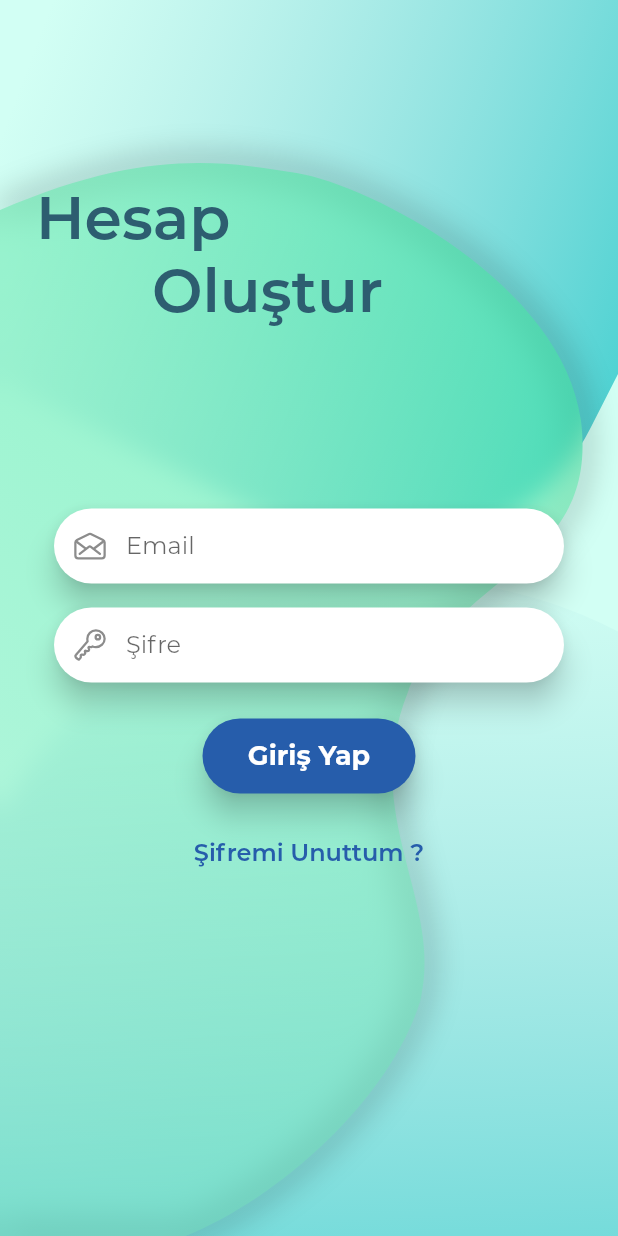
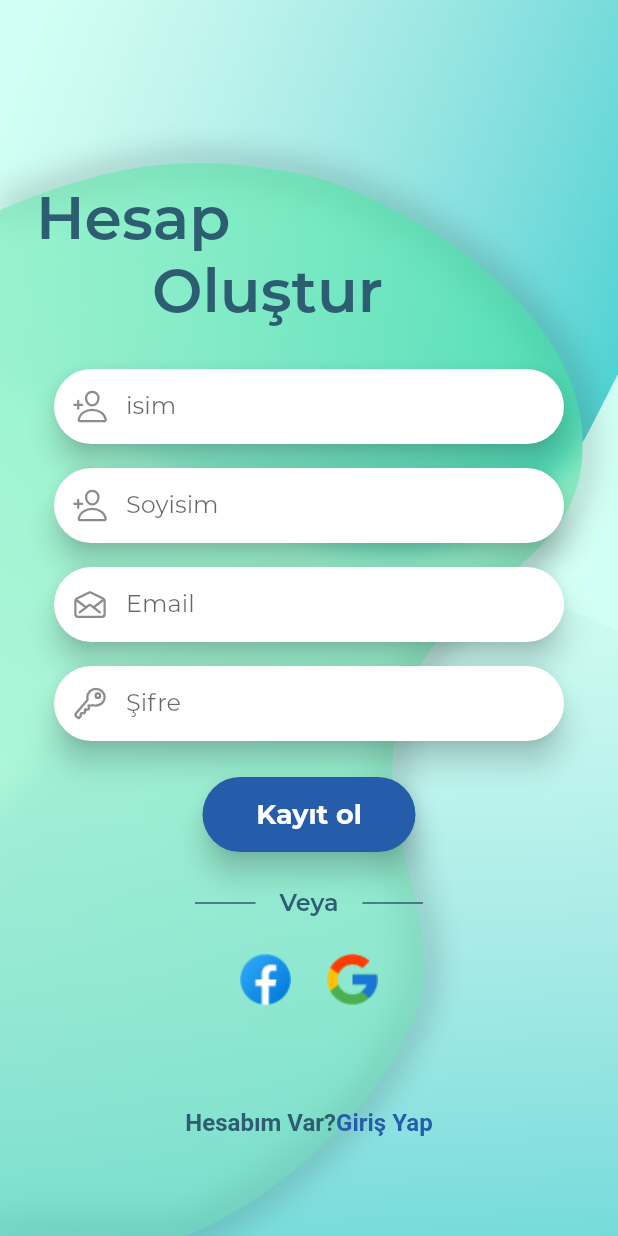
Before and after one commit to Umuterdem/Mobile-APP, a Flutter app: the screen it shows after launch, on a phone screen of 412 x 824 dp. Run offline on Flutter 3.47's test engine with Material 2 defaults, Android fonts, the phone set to English and light mode, and no system bars; our stand-ins replace ionicons.

Commit message:
create bottom_text.dart and update login_content.dart

```diff
--- /dev/null
+++ b/lib/screens/login_screen/components/center_widget/bottom_text.dart
@@ -0,0 +1,37 @@
+import 'package:app1/screens/login_screen/components/center_widget/login_content.dart';
+import 'package:app1/utils/constants.dart';
+import 'package:flutter/material.dart';
+
+class BottomText extends StatelessWidget {
+  final Screens screen;
+  const BottomText({super.key, required this.screen});
+
+  @override
+  Widget build(BuildContext context) {
+    return GestureDetector(
+      onTap: () {},
+      behavior: HitTestBehavior.opaque,
+      child: Padding(
+        padding: const EdgeInsets.all(16),
+        child: RichText(
+          text: TextSpan(
+              style: TextStyle(fontSize: 16, fontFamily: "Montserrat"),
+              children: [
+                TextSpan(
+                    text: screen == Screens.createAccount
+                        ? "Hesabım Var?"
+                        : "Hesabım Yok?",
+                    style: const TextStyle(
+                        color: kPrimayColor, fontWeight: FontWeight.w600)),
+                TextSpan(
+                    text: screen == Screens.createAccount
+                        ? "Giriş Yap"
+                        : "Kayıt Ol",
+                    style: const TextStyle(
+                        color: kSecondaryColor, fontWeight: FontWeight.w600))
+              ]),
+        ),
+      ),
+    );
+  }
+}
--- a/lib/screens/login_screen/components/center_widget/login_content.dart
+++ b/lib/screens/login_screen/components/center_widget/login_content.dart
@@ -1,3 +1,4 @@
+import 'package:app1/screens/login_screen/components/center_widget/bottom_text.dart';
 import 'package:app1/screens/login_screen/components/center_widget/top_text.dart';
 import 'package:app1/utils/constants.dart';
 import 'package:flutter/material.dart';
@@ -123,7 +124,7 @@ class Logincontent extends StatelessWidget {
               Column(
                   mainAxisAlignment: MainAxisAlignment.center,
                   crossAxisAlignment: CrossAxisAlignment.stretch,
-                  children: currentScreen == Screens.welcomeBack
+                  children: currentScreen == Screens.createAccount
                       ? [
                           inputField("isim", Ionicons.person_add_outline),
                           inputField("Soyisim", Ionicons.person_add_outline),
@@ -141,6 +142,13 @@ class Logincontent extends StatelessWidget {
                         ])
             ],
           ),
+        ),
+        const Align(
+          alignment: Alignment.bottomCenter,
+          child: Padding(
+            padding: EdgeInsets.only(bottom: 50),
+            child: BottomText(screen: currentScreen),
+          ),
         )
       ],
     );
--- a/pubspec.yaml
+++ b/pubspec.yaml
@@ -29,12 +29,13 @@ environment:
 dependencies:
   flutter:
     sdk: flutter
-  ionicons: ^0.1.2
+
 
 
   # The following adds the Cupertino Icons font to your application.
   # Use with the CupertinoIcons class for iOS style icons.
   cupertino_icons: ^1.0.2
+  ionicons: ^0.1.2
 
 dev_dependencies:
   flutter_test:
```
